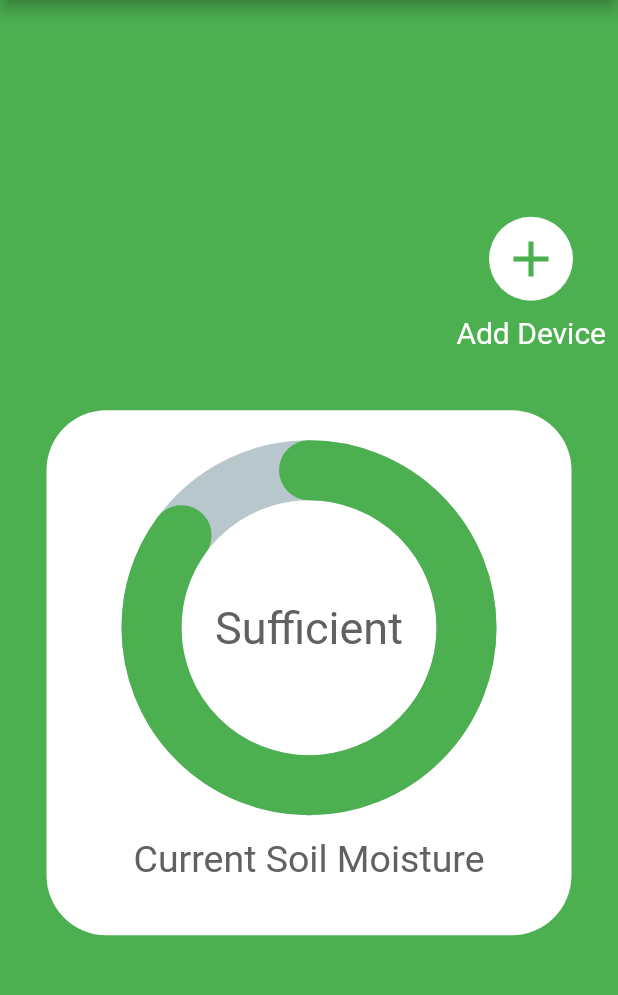
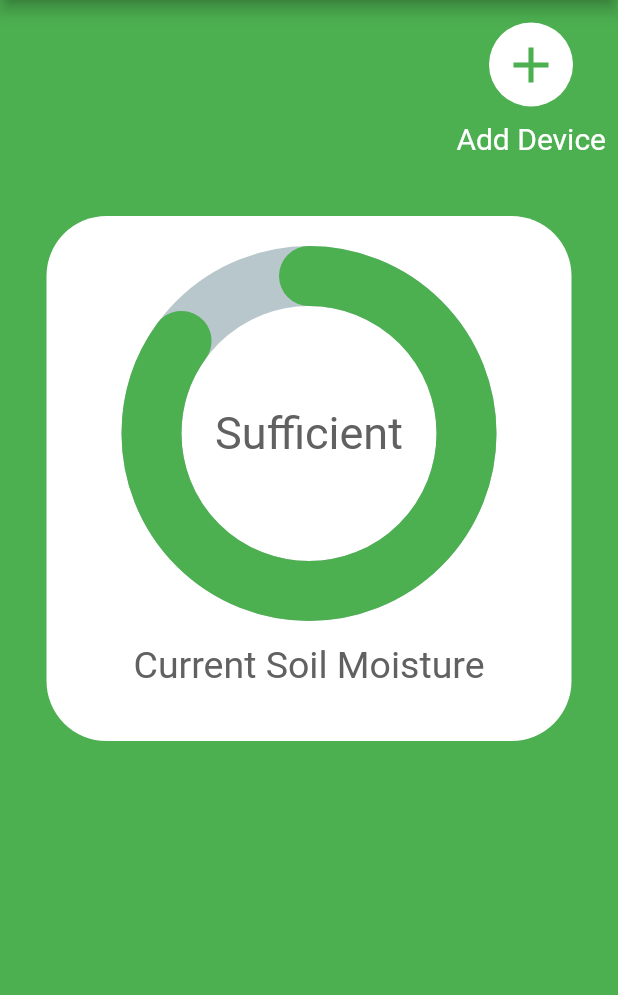
Before and after one commit to abhikrnigam/planT, a Flutter app: the MainScreen screen opened directly with empty values, on a phone screen of 412 x 824 dp, the part 84-1079 px from its top. Run offline on Flutter 3.47's test engine with Material 2 defaults, Android fonts, the phone set to English and light mode, and no system bars; drawn by our look-alikes of percent_indicator; our stand-ins replace cloud_firestore, firebase_auth, google_fonts, shared_preferences; accounts and stored records are empty.

Commit message:
interface changes

```diff
--- a/lib/screens/mainScreen.dart
+++ b/lib/screens/mainScreen.dart
@@ -48,13 +48,14 @@ class _MainScreenState extends State<MainScreen> {
         ),
       ),
       body: Center(
-        child: SingleChildScrollView(
-          physics: ClampingScrollPhysics(),
-          child: Column(
+        child: ListView(
+          children: <Widget>[Column(
             children: <Widget>[
-              Padding(
+              Align(
+                alignment: Alignment.topRight,
+                child: Padding(
                   padding: const EdgeInsets.only(
-                    top: 0.0, right: 30, bottom: 10),
+                      top: 15.0, right: 30, bottom: 10),
                   child: Align(
                     alignment: Alignment.topRight,
                     child: Container(
@@ -73,6 +74,7 @@ class _MainScreenState extends State<MainScreen> {
                                   builder: (context) =>
                                       AddADeviceScreen(currentUser:_currentUser)));
                         },
+                      ),
                     ),
                   ),
                 ),
@@ -139,6 +141,7 @@ class _MainScreenState extends State<MainScreen> {
               ),
             ],
           ),
+      ],
         ),
       ),
     );
```
Lines whose indentation alone changed are shown as unchanged.
